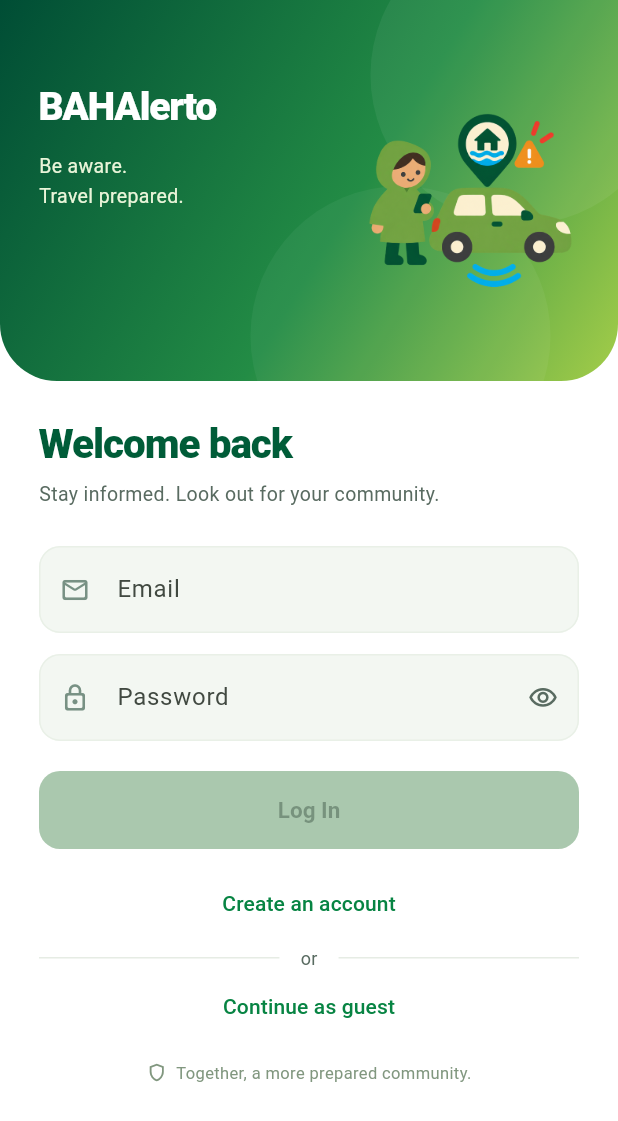
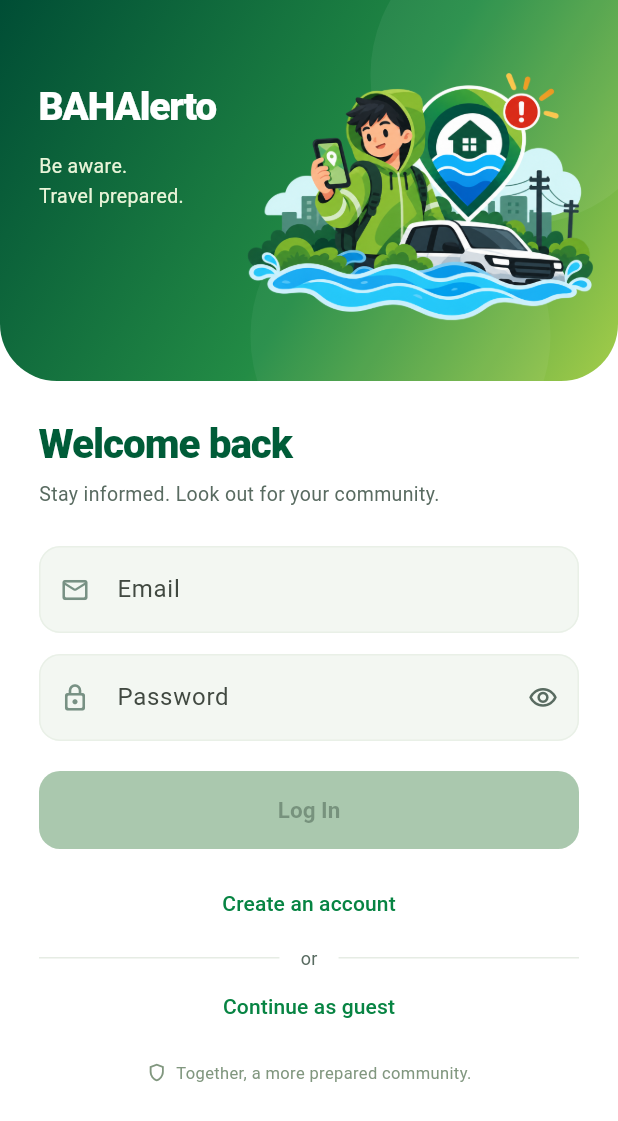
Before and after one commit to huwanwanwan/BAHAlerto, a Flutter app: the screen it shows after launch, on a phone screen of 412 x 824 dp. Shown: the top 1121 px of the screen. Run offline on Flutter 3.47's test engine with Material 3 defaults, Android fonts, the phone set to English and light mode, and no system bars; our stand-ins replace flutter_riverpod, image_picker, supabase_flutter; accounts and stored records are empty; Roboto replaces fonts that are missing (Arial); statements that could not run were skipped.

Commit message:
Fit provided login artwork within responsive header

```diff
--- a/mobile/lib/features/settings/settings_screen.dart
+++ b/mobile/lib/features/settings/settings_screen.dart
@@ -405,7 +405,6 @@ class _AccountHero extends StatelessWidget {
         ),
         child: LayoutBuilder(
           builder: (context, box) {
-            final artWidth = (box.maxWidth * .42).clamp(128.0, 194.0);
             final top = MediaQuery.paddingOf(context).top;
             return Stack(
               children: [
@@ -430,6 +429,22 @@ class _AccountHero extends StatelessWidget {
                     decoration: const BoxDecoration(
                       shape: BoxShape.circle,
                       color: Color(0x0CFFFFFF),
+                    ),
+                  ),
+                ),
+                Positioned(
+                  left: 0,
+                  right: 8,
+                  top: top + 12,
+                  bottom: 10,
+                  child: ExcludeSemantics(
+                    child: Image.asset(
+                      'assets/stickers/user-login-icon.png',
+                      fit: BoxFit.contain,
+                      alignment: Alignment.centerRight,
+                      cacheWidth: 1120,
+                      filterQuality: FilterQuality.medium,
+                      errorBuilder: (_, _, _) => const SizedBox.shrink(),
                     ),
                   ),
                 ),
@@ -471,24 +486,6 @@ class _AccountHero extends StatelessWidget {
                         ),
                       ),
                     ],
-                  ),
-                ),
-                Positioned(
-                  right: 12,
-                  top: top + 24,
-                  width: artWidth,
-                  height: height - top - 38,
-                  child: ExcludeSemantics(
-                    child: Image.asset(
-                      'assets/stickers/bahalerto-commuter-flat.png',
-                      fit: BoxFit.contain,
-                      cacheWidth: 660,
-                      filterQuality: FilterQuality.medium,
-                      errorBuilder: (_, _, _) => Image.asset(
-                        'assets/logo/pin.png',
-                        fit: BoxFit.contain,
-                      ),
-                    ),
                   ),
                 ),
               ],
```
Also changed, not shown: mobile/assets/stickers/bahalerto-commuter-flat.png (deleted), mobile/assets/stickers/user-login-icon.png (added), 2 other files.
